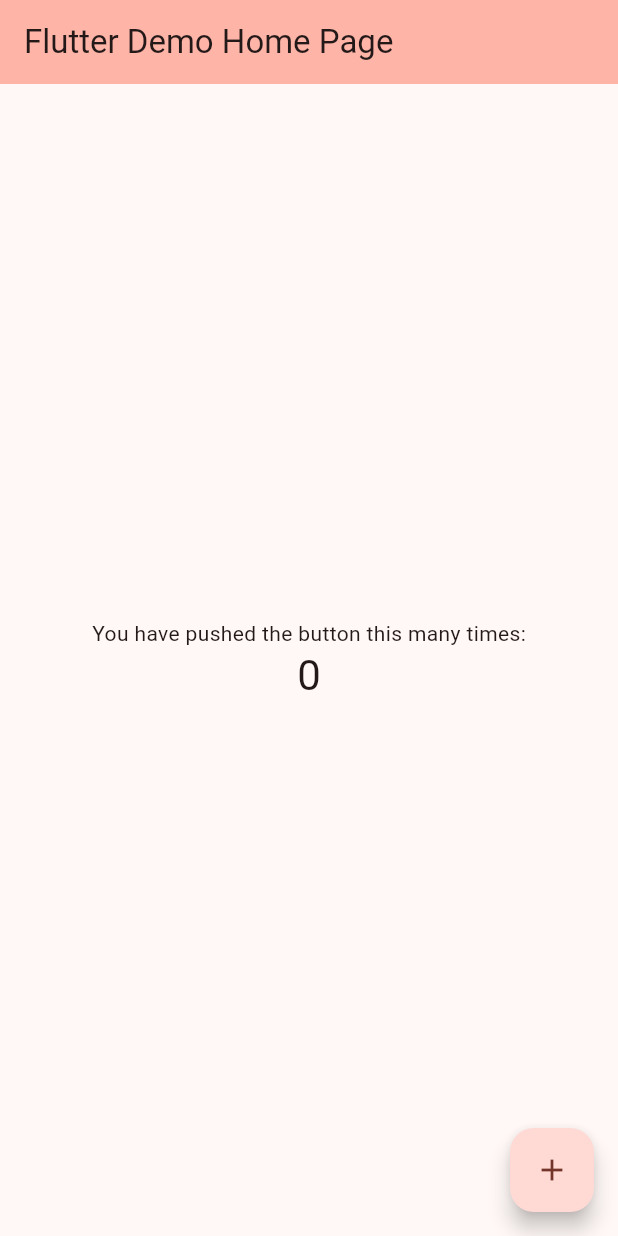
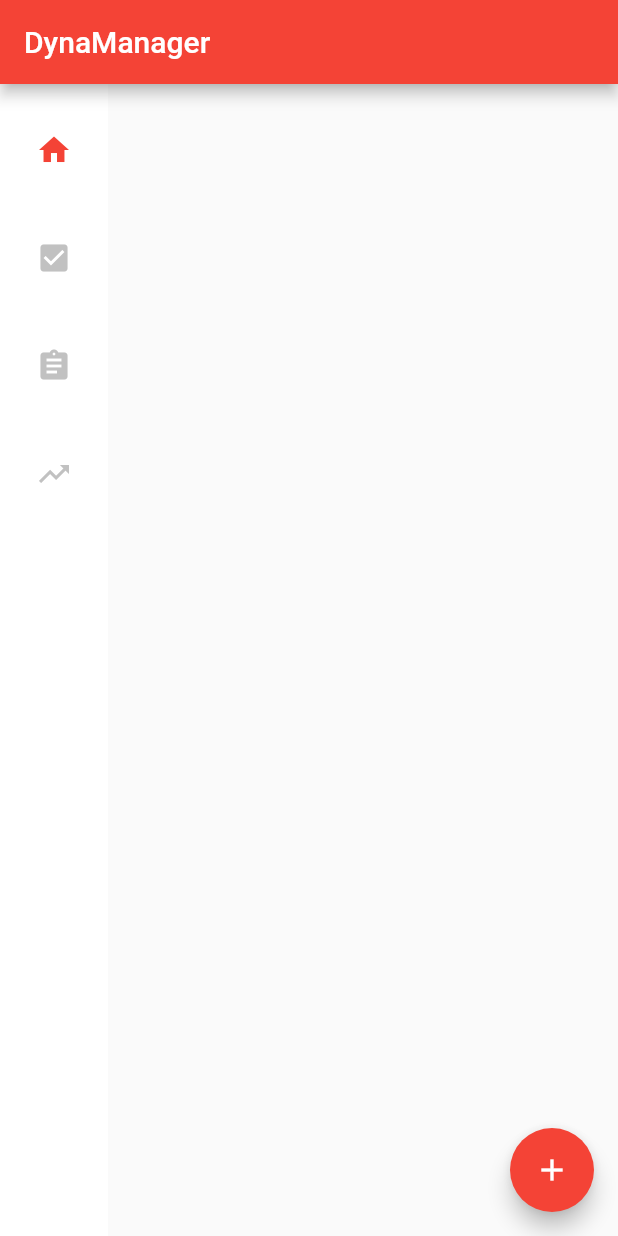
Before and after one commit to DefinatelyNotALizard/DynaManager, a Flutter app: the screen it shows after launch, on a phone screen of 412 x 824 dp. Run offline on Flutter 3.47's test engine with Material 2 defaults, Android fonts, the phone set to English and light mode, and no system bars.

Commit message:
Added NavBar

```diff
--- a/analysis_options.yaml
+++ b/analysis_options.yaml
@@ -1,29 +1,10 @@
-# This file configures the analyzer, which statically analyzes Dart code to
-# check for errors, warnings, and lints.
-#
-# The issues identified by the analyzer are surfaced in the UI of Dart-enabled
-# IDEs (https://dart.dev/tools#ides-and-editors). The analyzer can also be
-# invoked from the command line by running `flutter analyze`.
-
-# The following line activates a set of recommended lints for Flutter apps,
-# packages, and plugins designed to encourage good coding practices.
 include: package:flutter_lints/flutter.yaml
 
 linter:
-  # The lint rules applied to this project can be customized in the
-  # section below to disable rules from the `package:flutter_lints/flutter.yaml`
-  # included above or to enable additional rules. A list of all available lints
-  # and their documentation is published at
-  # https://dart-lang.github.io/linter/lints/index.html.
-  #
-  # Instead of disabling a lint rule for the entire project in the
-  # section below, it can also be suppressed for a single line of code
-  # or a specific dart file by using the `// ignore: name_of_lint` and
-  # `// ignore_for_file: name_of_lint` syntax on the line or in the file
-  # producing the lint.
   rules:
-    # avoid_print: false  # Uncomment to disable the `avoid_print` rule
-    # prefer_single_quotes: true  # Uncomment to enable the `prefer_single_quotes` rule
-
-# Additional information about this file can be found at
-# https://dart.dev/guides/language/analysis-options
+    prefer_const_constructors: false
+    prefer_final_fields: false
+    use_key_in_widget_constructors: false
+    prefer_const_literals_to_create_immutables: false
+    prefer_const_constructors_in_immutables: false
+    avoid_print: false
--- a/lib/main.dart
+++ b/lib/main.dart
@@ -1,125 +1,67 @@
 import 'package:flutter/material.dart';
+//import 'package:flutter/rendering.dart';
 
-void main() {
-  runApp(const MyApp());
-}
 
-class MyApp extends StatelessWidget {
-  const MyApp({super.key});
+void main() => runApp(DynaManager());
 
-  // This widget is the root of your application.
+
+class DynaManager extends StatelessWidget {
+  const DynaManager({super.key});
+
   @override
   Widget build(BuildContext context) {
     return MaterialApp(
-      title: 'Flutter Demo',
-      theme: ThemeData(
-        // This is the theme of your application.
-        //
-        // TRY THIS: Try running your application with "flutter run". You'll see
-        // the application has a blue toolbar. Then, without quitting the app,
-        // try changing the seedColor in the colorScheme below to Colors.green
-        // and then invoke "hot reload" (save your changes or press the "hot
-        // reload" button in a Flutter-supported IDE, or press "r" if you used
-        // the command line to start the app).
-        //
-        // Notice that the counter didn't reset back to zero; the application
-        // state is not lost during the reload. To reset the state, use hot
-        // restart instead.
-        //
-        // This works for code too, not just values: Most code changes can be
-        // tested with just a hot reload.
-        colorScheme: ColorScheme.fromSeed(seedColor: Color.fromARGB(255, 255, 0, 0)),
-        useMaterial3: true,
+      home: Scaffold(
+        appBar: AppBar(
+          title: Text('DynaManager'),
+          backgroundColor: Colors.red,
+        ),
+        body: VaryingPage(),
+        floatingActionButton: FloatingActionButton(
+          onPressed: () {},
+          backgroundColor: Colors.red,
+          child: Icon(Icons.add)
+        ),
       ),
-      home: const MyHomePage(title: 'Flutter Demo Home Page'),
     );
   }
 }
 
-class MyHomePage extends StatefulWidget {
-  const MyHomePage({super.key, required this.title});
-
-  // This widget is the home page of your application. It is stateful, meaning
-  // that it has a State object (defined below) that contains fields that affect
-  // how it looks.
-
-  // This class is the configuration for the state. It holds the values (in this
-  // case the title) provided by the parent (in this case the App widget) and
-  // used by the build method of the State. Fields in a Widget subclass are
-  // always marked "final".
-
-  final String title;
+class VaryingPage extends StatefulWidget {
+  const VaryingPage({super.key});
 
   @override
-  State<MyHomePage> createState() => _MyHomePageState();
+  State<VaryingPage> createState() => _VaryingPageState();
 }
 
-class _MyHomePageState extends State<MyHomePage> {
-  int _counter = 0;
+class _VaryingPageState extends State<VaryingPage> {
 
-  void _incrementCounter() {
-    setState(() {
-      // This call to setState tells the Flutter framework that something has
-      // changed in this State, which causes it to rerun the build method below
-      // so that the display can reflect the updated values. If we changed
-      // _counter without calling setState(), then the build method would not be
-      // called again, and so nothing would appear to happen.
-      _counter++;
-    });
-  }
+  int _selectedIndex = 0;
 
   @override
   Widget build(BuildContext context) {
-    // This method is rerun every time setState is called, for instance as done
-    // by the _incrementCounter method above.
-    //
-    // The Flutter framework has been optimized to make rerunning build methods
-    // fast, so that you can just rebuild anything that needs updating rather
-    // than having to individually change instances of widgets.
     return Scaffold(
-      appBar: AppBar(
-        // TRY THIS: Try changing the color here to a specific color (to
-        // Colors.amber, perhaps?) and trigger a hot reload to see the AppBar
-        // change color while the other colors stay the same.
-        backgroundColor: Theme.of(context).colorScheme.inversePrimary,
-        // Here we take the value from the MyHomePage object that was created by
-        // the App.build method, and use it to set our appbar title.
-        title: Text(widget.title),
+      body: Row(
+        children: [
+          NavigationRail(
+            selectedIndex: _selectedIndex,
+            selectedIconTheme: IconThemeData(color: Colors.red),
+            unselectedIconTheme: IconThemeData(color: Colors.grey),
+            indicatorColor: Colors.red,
+            onDestinationSelected: (int index){
+              setState(() {
+                _selectedIndex = index;
+              });
+            },
+            destinations: [
+            NavigationRailDestination(icon: Icon(Icons.home), label: Text('Home')),
+            NavigationRailDestination(icon: Icon(Icons.check_box), label: Text('To do')),
+            NavigationRailDestination(icon: Icon(Icons.assignment), label: Text('Projects')),
+            NavigationRailDestination(icon: Icon(Icons.trending_up), label: Text('Wallet')),
+            ],
+          ),
+        ],
       ),
-      body: Center(
-        // Center is a layout widget. It takes a single child and positions it
-        // in the middle of the parent.
-        child: Column(
-          // Column is also a layout widget. It takes a list of children and
-          // arranges them vertically. By default, it sizes itself to fit its
-          // children horizontally, and tries to be as tall as its parent.
-          //
-          // Column has various properties to control how it sizes itself and
-          // how it positions its children. Here we use mainAxisAlignment to
-          // center the children vertically; the main axis here is the vertical
-          // axis because Columns are vertical (the cross axis would be
-          // horizontal).
-          //
-          // TRY THIS: Invoke "debug painting" (choose the "Toggle Debug Paint"
-          // action in the IDE, or press "p" in the console), to see the
-          // wireframe for each widget.
-          mainAxisAlignment: MainAxisAlignment.center,
-          children: <Widget>[
-            const Text(
-              'You have pushed the button this many times:',
-            ),
-            Text(
-              '$_counter',
-              style: Theme.of(context).textTheme.headlineMedium,
-            ),
-          ],
-        ),
-      ),
-      floatingActionButton: FloatingActionButton(
-        onPressed: _incrementCounter,
-        tooltip: 'Increment',
-        child: const Icon(Icons.add),
-      ), // This trailing comma makes auto-formatting nicer for build methods.
     );
   }
 }
```
Also changed, not shown: pubspec.yaml (+7 -72 lines), pubspec.lock, 2 other files.
